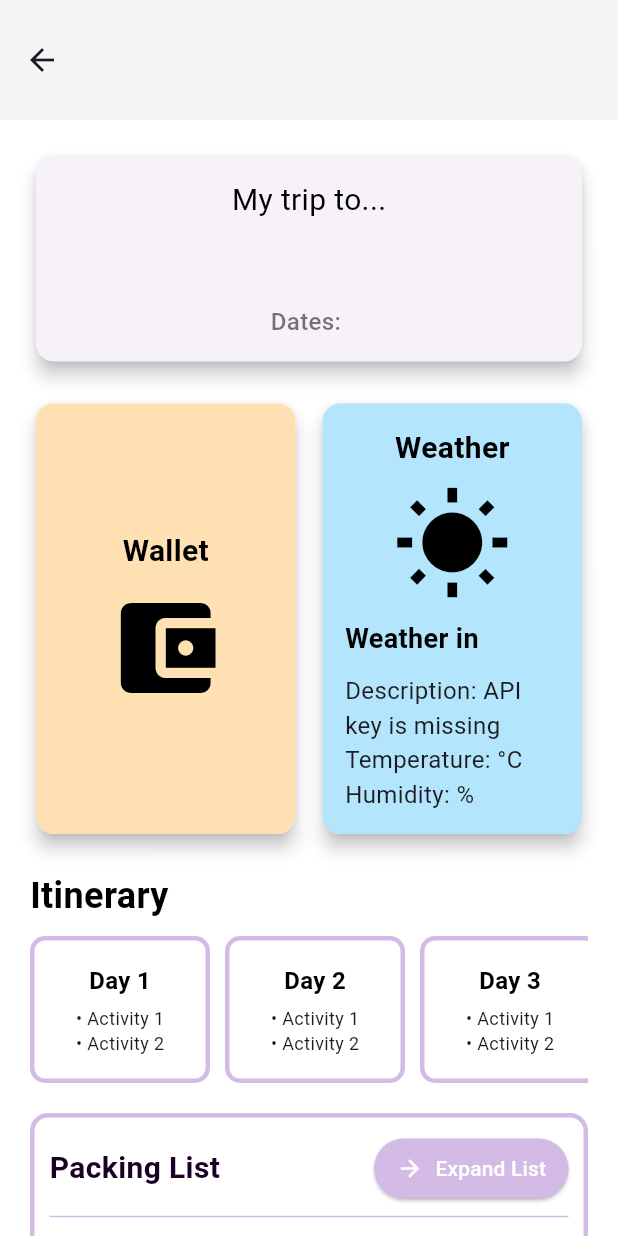
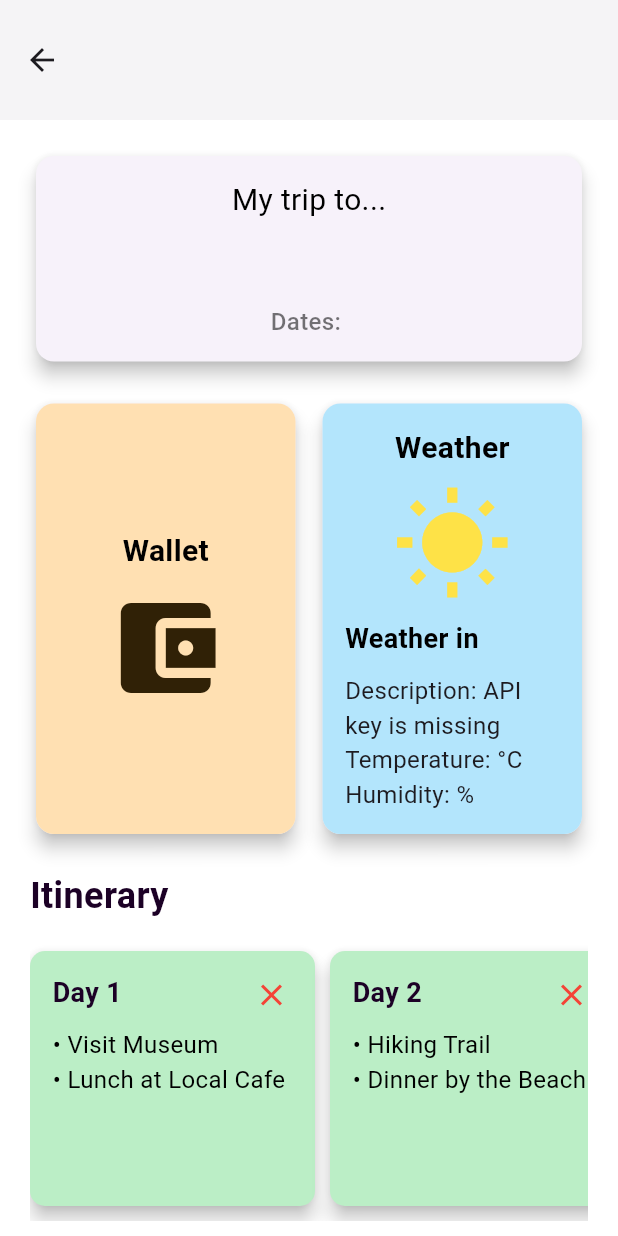
Before and after one commit to juliaopesh/JetSetGo, a Flutter app: the TripScreen screen opened directly with empty values, on a phone screen of 412 x 824 dp. Run offline on Flutter 3.47's test engine with Material 3 defaults, Android fonts, the phone set to English and light mode, and no system bars; our stand-ins replace cloud_firestore, firebase_auth, firebase_core; accounts and stored records are empty.

Commit message:
itinerary ui

```diff
--- a/jetsetgo/lib/components/itinerary_component.dart
+++ b/jetsetgo/lib/components/itinerary_component.dart
@@ -1,7 +1,78 @@
 import 'package:flutter/material.dart';
+import 'package:jetsetgo/components/itinerary_daycard.dart';
 
-class ItinerarySection extends StatelessWidget {
+class ItinerarySection extends StatefulWidget {
   const ItinerarySection({super.key});
+
+  @override
+  _ItinerarySectionState createState() => _ItinerarySectionState();
+}
+
+class _ItinerarySectionState extends State<ItinerarySection> {
+  List<Map<String, String>> itineraryDays = [
+    {"day": "Day 1", "activity1": "Visit Museum", "activity2": "Lunch at Local Cafe"},
+    {"day": "Day 2", "activity1": "Hiking Trail", "activity2": "Dinner by the Beach"},
+    {"day": "Day 3", "activity1": "Shopping at Market", "activity2": "Sunset Cruise"},
+  ];
+
+  // Function to add a new itinerary day
+  void _addNewItineraryDay(String day, String activity1, String activity2) {
+    setState(() {
+      itineraryDays.add({
+        "day": day,
+        "activity1": activity1,
+        "activity2": activity2,
+      });
+    });
+  }
+
+  // Function to remove an itinerary day
+  void _deleteItineraryDay(int index) {
+    setState(() {
+      itineraryDays.removeAt(index);
+    });
+  }
+
+  // Dialog for adding a new itinerary day
+  void _showAddDayDialog(BuildContext context) {
+    TextEditingController dayController = TextEditingController();
+    TextEditingController activity1Controller = TextEditingController();
+    TextEditingController activity2Controller = TextEditingController();
+
+    showDialog(
+      context: context,
+      builder: (context) {
+        return AlertDialog(
+          title: const Text("Add Itinerary Day"),
+          content: Column(
+            mainAxisSize: MainAxisSize.min,
+            children: [
+              TextField(controller: dayController, decoration: const InputDecoration(labelText: "Day Number (e.g., Day 4)")),
+              TextField(controller: activity1Controller, decoration: const InputDecoration(labelText: "Activity 1")),
+              TextField(controller: activity2Controller, decoration: const InputDecoration(labelText: "Activity 2")),
+            ],
+          ),
+          actions: [
+            TextButton(
+              onPressed: () => Navigator.pop(context),
+              child: const Text("Cancel"),
+            ),
+            TextButton(
+              onPressed: () {
+                if (dayController.text.isNotEmpty &&
+                    activity1Controller.text.isNotEmpty &&
+                    activity2Controller.text.isNotEmpty) {
+                  _addNewItineraryDay(dayController.text, activity1Controller.text, activity2Controller.text);
+                  Navigator.pop(context);
+                }
+              },
+              child: const Text("Add"),
+            ),
+          ],
+        );
+      },
+    );
+  }
 
   @override
   Widget build(BuildContext context) {
@@ -13,7 +84,7 @@ class ItinerarySection extends StatelessWidget {
           style: TextStyle(
             fontSize: 24,
             fontWeight: FontWeight.bold,
-            color: Colors.black,
+            color: Color.fromARGB(255, 28, 1, 38),
           ),
         ),
         const SizedBox(height: 10),
@@ -21,39 +92,21 @@ class ItinerarySection extends StatelessWidget {
           scrollDirection: Axis.horizontal,
           child: Row(
             children: [
-              ...["Day 1", "Day 2", "Day 3"].map((day) {
-                return Padding(
-                  padding: const EdgeInsets.only(right: 10.0),
-                  child: Container(
-                    padding: const EdgeInsets.all(15),
-                    width: 120,
-                    decoration: BoxDecoration(
-                      border: Border.all(
-                        color: const Color.fromARGB(255, 212, 187, 230),
-                        width: 3,
-                      ),
-                      borderRadius: BorderRadius.circular(10),
-                    ),
-                    child: Column(
-                      children: [
-                        Text(
-                          day,
-                          style: const TextStyle(
-                            fontSize: 16,
-                            fontWeight: FontWeight.bold,
-                            color: Colors.black,
-                          ),
-                        ),
-                        const SizedBox(height: 5),
-                        const Text(
-                          "• Activity 1\n• Activity 2",
-                          style: TextStyle(fontSize: 12),
-                        ),
-                      ],
-                    ),
-                  ),
+              ...itineraryDays.asMap().entries.map((entry) {
+                int index = entry.key;
+                var day = entry.value;
+                return ItineraryDayCard(
+                  day: day["day"]!,
+                  activity1: day["activity1"]!,
+                  activity2: day["activity2"]!,
+                  onDelete: () => _deleteItineraryDay(index), // Pass delete function
                 );
               }).toList(),
+              // Plus button right after the last itinerary card
+              IconButton(
+                icon: const Icon(Icons.add_circle, color: const Color.fromARGB(255, 187, 238, 198), size: 40),
+                onPressed: () => _showAddDayDialog(context),
+              ),
             ],
           ),
         ),
--- /dev/null
+++ b/jetsetgo/lib/components/itinerary_daycard.dart
@@ -0,0 +1,87 @@
+import 'package:flutter/material.dart';
+import 'package:jetsetgo/pages/itinerary_day_details.dart';
+
+class ItineraryDayCard extends StatelessWidget {
+  final String day;
+  final String activity1;
+  final String activity2;
+  final VoidCallback onDelete; // Callback function for deletion
+
+  const ItineraryDayCard({
+    super.key,
+    required this.day,
+    required this.activity1,
+    required this.activity2,
+    required this.onDelete, // Receive delete function
+  });
+
+  @override
+  Widget build(BuildContext context) {
+    return Padding(
+      padding: const EdgeInsets.only(right: 10.0),
+      child: GestureDetector(
+        onTap: () {
+          // Navigate to ItineraryDayDetails when pressed
+          Navigator.push(
+            context,
+            MaterialPageRoute(
+              builder: (context) => ItineraryDayDetails(
+                day: day,
+                activity1: activity1,
+                activity2: activity2,
+              ),
+            ),
+          );
+        },
+        child: Card(
+          color: const Color.fromARGB(255, 187, 238, 198), // Match original color
+          elevation: 5,
+          margin: const EdgeInsets.symmetric(vertical: 10),
+          shape: RoundedRectangleBorder(
+            borderRadius: BorderRadius.circular(10),
+          ),
+          child: Stack(
+            children: [
+              Padding(
+                padding: const EdgeInsets.all(15),
+                child: SizedBox(
+                  width: 160,
+                  height: 140,
+                  child: Column(
+                    crossAxisAlignment: CrossAxisAlignment.start,
+                    children: [
+                      Text(
+                        day,
+                        style: const TextStyle(
+                          fontSize: 18,
+                          fontWeight: FontWeight.bold,
+                          color: Color.fromARGB(255, 28, 1, 38),
+                        ),
+                      ),
+                      const SizedBox(height: 10),
+                      Text(
+                        "• $activity1\n• $activity2",
+                        style: const TextStyle(
+                          fontSize: 16,
+                          color: Colors.black,
+                        ),
+                      ),
+                    ],
+                  ),
+                ),
+              ),
+              Positioned(
+                top: 5,
+                right: 5,
+                child: IconButton(
+                  icon: const Icon(Icons.close, color: Colors.red),
+                  onPressed: onDelete, // Call delete function
+                ),
+              ),
+            ],
+          ),
+        ),
+      ),
+    );
+  }
+}
--- a/jetsetgo/lib/components/wallet_component.dart
+++ b/jetsetgo/lib/components/wallet_component.dart
@@ -35,7 +35,7 @@ class WalletSection extends StatelessWidget {
               const Icon(
                 Icons.account_balance_wallet,
                 size: 80,
-                color: Colors.black,
+                color: Color.fromARGB(255, 48, 33, 6),
               ),
             ],
           ),
--- a/jetsetgo/lib/components/weather_component.dart
+++ b/jetsetgo/lib/components/weather_component.dart
@@ -43,7 +43,7 @@ class WeatherSection extends StatelessWidget {
             const Icon(
               Icons.wb_sunny,
               size: 80,
-              color: Colors.black,
+              color: Color.fromARGB(255, 254, 226, 71)
             ),
             const SizedBox(height: 10),
             isWeatherLoading
```
Also changed, not shown: jetsetgo/lib/components/add_button.dart (added, +41 -0 lines), jetsetgo/lib/pages/home_page.dart (+3 -23 lines), jetsetgo/lib/pages/itinerary_day_details.dart (added, +73 -0 lines), jetsetgo/lib/pages/wallet.dart (+37 -19 lines).
